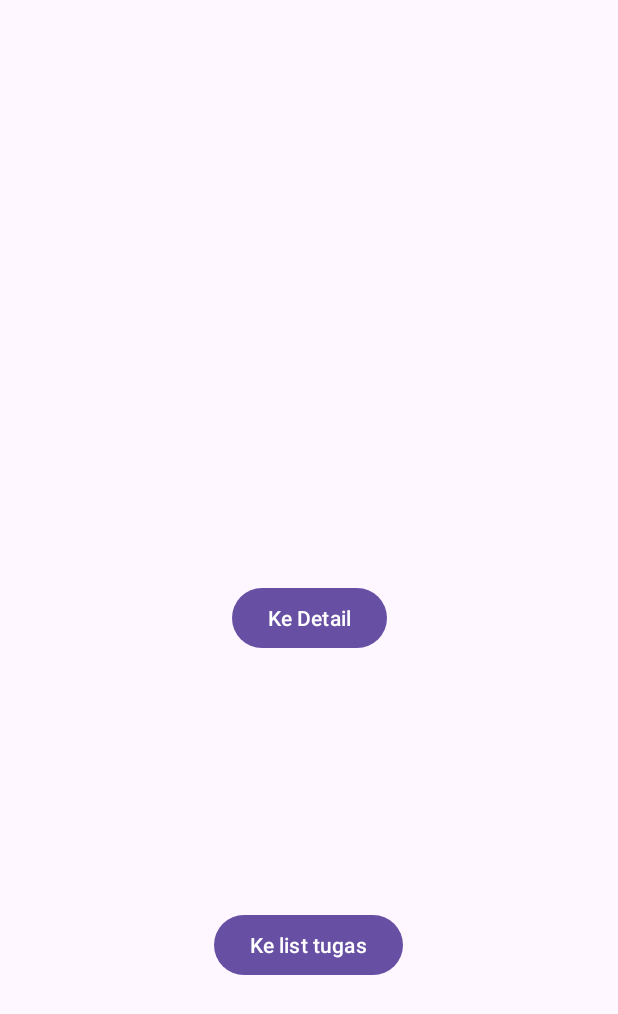
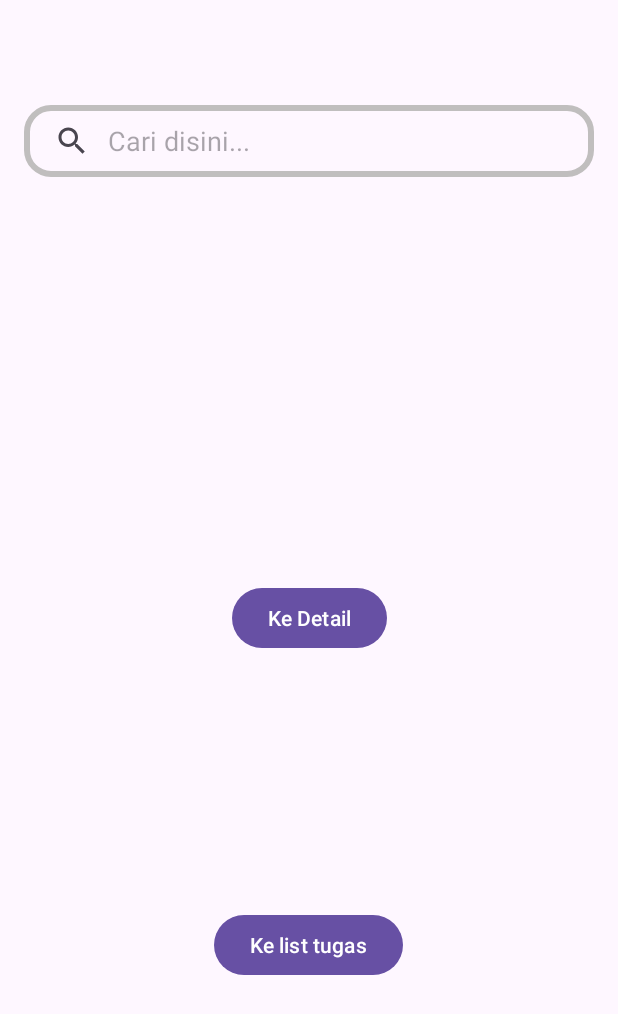
Before and after one commit to Bersama-Team/MariNugas, an Android app: the screen it shows after launch (MainActivity), on a phone screen of 412 x 824 dp. Shown: the top 1014 px of the screen. Run offline under Robolectric (Android 15) with nearby library versions, the phone set to English and light mode, and no system bars.

Commit message:
Search - Putan

```diff
--- /dev/null
+++ b/app/src/main/res/drawable/searchview_background.xml
@@ -0,0 +1,11 @@
+<?xml version="1.0" encoding="utf-8"?>
+<shape xmlns:android="http://schemas.android.com/apk/res/android"
+    android:shape="rectangle">
+
+    <corners
+        android:radius="16dp"/>
+    <stroke
+        android:color="#C0BEBE"
+        android:width="4dp"/>
+
+</shape>
--- a/app/src/main/res/layout/activity_main.xml
+++ b/app/src/main/res/layout/activity_main.xml
@@ -5,6 +5,21 @@
     android:layout_width="match_parent"
     android:layout_height="match_parent"
     tools:context=".MainActivity">
+
+    <SearchView
+        android:id="@+id/searchView"
+        android:layout_width="match_parent"
+        android:layout_height="wrap_content"
+        android:layout_marginHorizontal="16dp"
+        android:background="@drawable/searchview_background"
+        android:iconifiedByDefault="false"
+        android:queryBackground="@android:color/transparent"
+        android:queryHint="Cari disini..."
+        app:layout_constraintBottom_toBottomOf="parent"
+        app:layout_constraintTop_toTopOf="parent"
+        app:layout_constraintVertical_bias="0.09"
+        tools:ignore="MissingConstraints"
+        tools:layout_editor_absoluteX="16dp" />
 
     <Button
         android:id="@+id/btn_detail"
```
Also changed, not shown: 1 other file.
